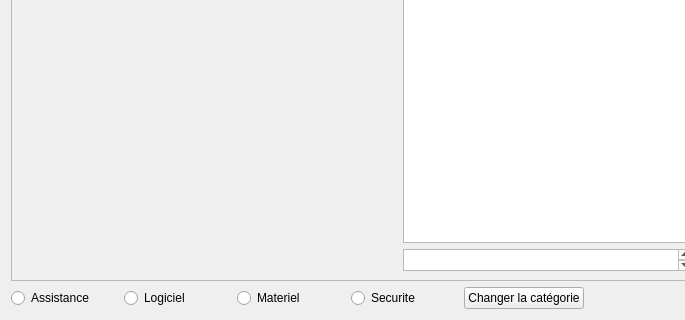
Qt form technicienwidget.ui (madisonnoyer54/EasyTicket) before a commit; both pictures show x 0 to 685 and y 280 to 600 of the 800 by 600 pixel window.
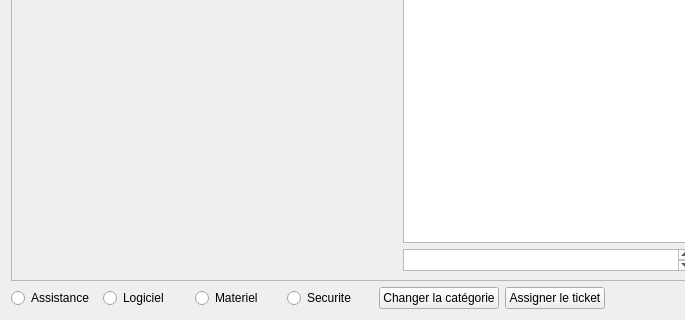
The same form after that commit.

```diff
--- a/technicienwidget.ui
+++ b/technicienwidget.ui
@@ -190,6 +190,19 @@
          </property>
         </widget>
        </item>
+       <item>
+        <widget class="QPushButton" name="assignerTicket">
+         <property name="sizePolicy">
+          <sizepolicy hsizetype="Expanding" vsizetype="Fixed">
+           <horstretch>0</horstretch>
+           <verstretch>0</verstretch>
+          </sizepolicy>
+         </property>
+         <property name="text">
+          <string>Assigner le ticket</string>
+         </property>
+        </widget>
+       </item>
        <item>
         <spacer name="horizontalSpacer">
          <property name="orientation">
```
